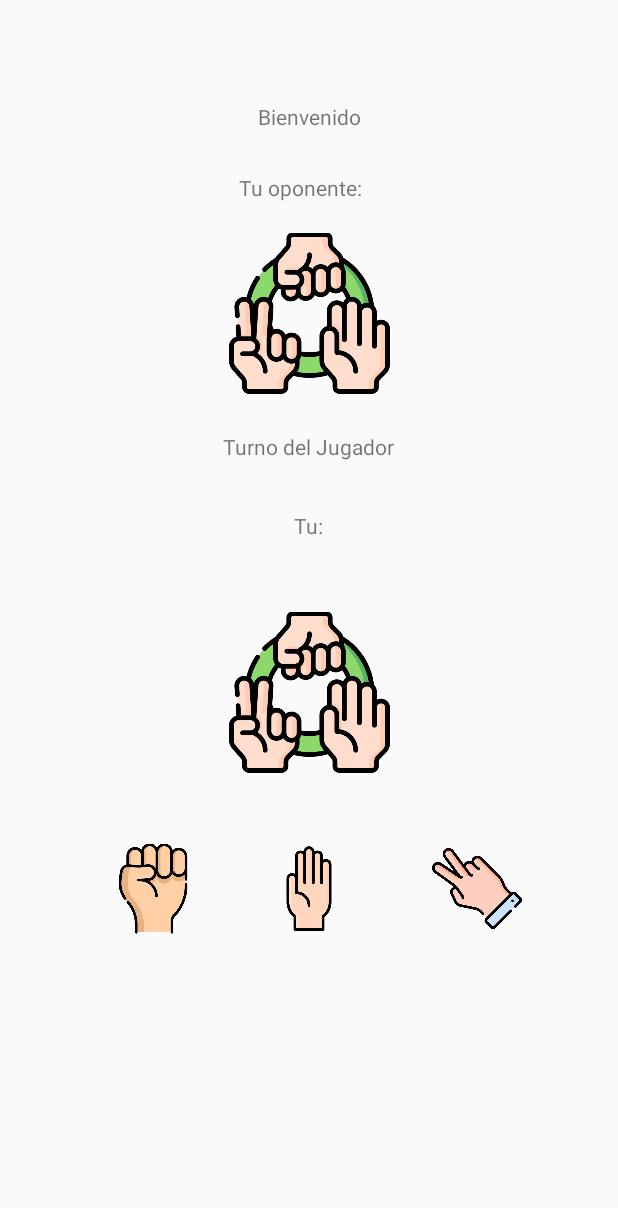
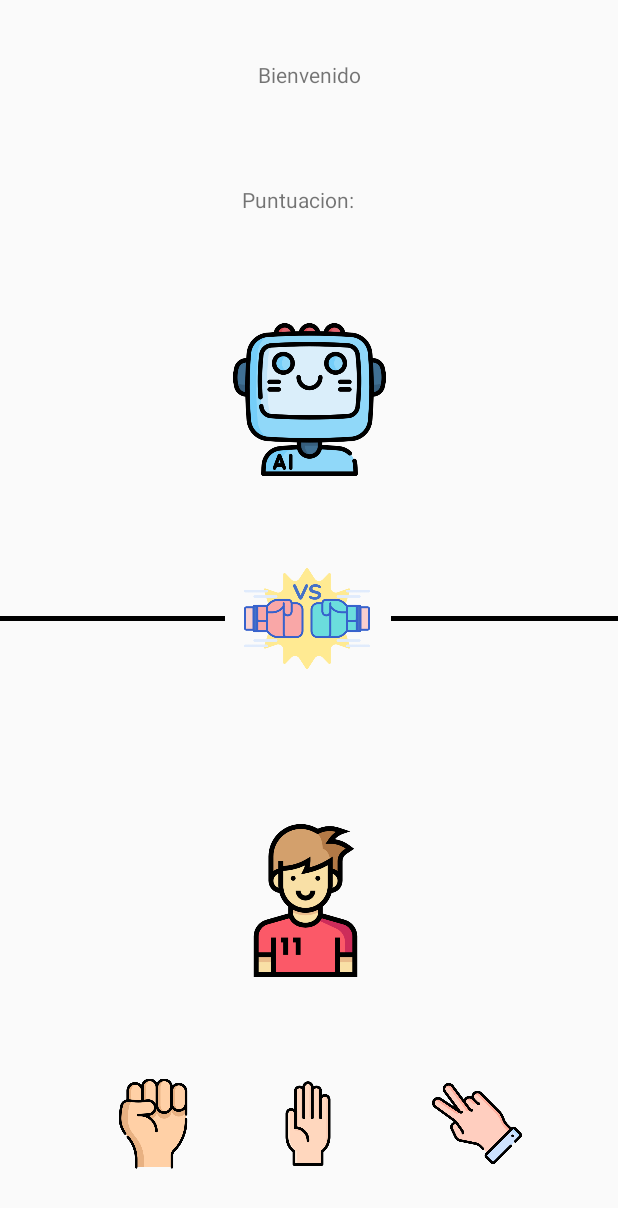
Before and after one commit to YuleiYanYY/PiedraPapelTijeras, an Android app: the ActivityJuego screen opened directly, with no data from a screen before it, on a phone screen of 412 x 824 dp. Shown: the top 1208 px of the screen. Run offline under Robolectric (Android 15) with nearby library versions, the phone set to English and light mode, and no system bars; 1 statement that could not run was skipped.

Commit message:
update interfaz del juego update cambio de imágenes add mostrar gesto usado al pulsar el botón correspondiente add calcular resultado de cada movimiento add mostrar toast con el resultado de cada movimiento

```diff
--- a/app/build.gradle
+++ b/app/build.gradle
@@ -9,7 +9,7 @@ android {
     defaultConfig {
         applicationId "com.example.piedrapapeltijeras"
         minSdk 21
-        targetSdk 32
+        targetSdk 31
         versionCode 1
         versionName "1.0"
 
@@ -29,7 +29,6 @@ android {
 }
 
 dependencies {
-
     implementation 'androidx.appcompat:appcompat:1.5.1'
     implementation 'com.google.android.material:material:1.7.0'
     implementation 'androidx.constraintlayout:constraintlayout:2.1.4'
--- a/app/src/main/res/layout/activity_juego.xml
+++ b/app/src/main/res/layout/activity_juego.xml
@@ -1,33 +1,33 @@
 <?xml version="1.0" encoding="utf-8"?>
-<androidx.constraintlayout.widget.ConstraintLayout xmlns:android="http://schemas.android.com/apk/res/android"
+ <androidx.constraintlayout.widget.ConstraintLayout xmlns:android="http://schemas.android.com/apk/res/android"
     xmlns:app="http://schemas.android.com/apk/res-auto"
     xmlns:tools="http://schemas.android.com/tools"
     android:layout_width="match_parent"
     android:layout_height="match_parent"
     tools:context=".ActivityJuego">
 
-    <ImageButton
-        android:id="@+id/ibIntentoJugador"
+    <View
+        android:id="@+id/view"
+        android:layout_width="151dp"
+        android:layout_height="3dp"
+        android:background="#000000"
+        app:layout_constraintBottom_toBottomOf="parent"
+        app:layout_constraintEnd_toEndOf="parent"
+        app:layout_constraintTop_toTopOf="parent"
+        app:layout_constraintVertical_bias="0.5" />
+
+    <ImageView
+        android:id="@+id/ivIntentoJugador"
         android:layout_width="107dp"
-        android:layout_height="112dp"
-        android:layout_marginTop="45dp"
-        android:background="@null"
-        android:scaleType="fitCenter"
+        android:layout_height="102dp"
+        android:layout_marginBottom="50dp"
+        app:layout_constraintBottom_toTopOf="@+id/ibPapel"
         app:layout_constraintEnd_toEndOf="parent"
+        app:layout_constraintHorizontal_bias="0.493"
         app:layout_constraintStart_toStartOf="parent"
-        app:layout_constraintTop_toBottomOf="@+id/tvTu"
-        app:srcCompat="@drawable/juego"
-        tools:ignore="SpeakableTextPresentCheck" />
-
-    <TextView
-        android:id="@+id/tvTu"
-        android:layout_width="wrap_content"
-        android:layout_height="wrap_content"
-        android:layout_marginTop="33dp"
-        android:text="@string/tvTu"
-        app:layout_constraintEnd_toEndOf="parent"
-        app:layout_constraintStart_toStartOf="parent"
-        app:layout_constraintTop_toBottomOf="@+id/tvTurno" />
+        app:layout_constraintTop_toBottomOf="@+id/imageView"
+        app:layout_constraintVertical_bias="0.883"
+        app:srcCompat="@drawable/jugador" />
 
     <ImageButton
         android:id="@+id/ibPiedra"
@@ -35,22 +35,27 @@
         android:layout_height="70dp"
         android:layout_marginStart="72dp"
         android:background="@null"
+        android:onClick="piedra"
         android:scaleType="fitCenter"
         app:layout_constraintStart_toStartOf="parent"
         app:layout_constraintTop_toTopOf="@+id/ibPapel"
-        app:srcCompat="@drawable/piedra" />
+        app:srcCompat="@drawable/piedra"
+        tools:ignore="SpeakableTextPresentCheck" />
 
     <ImageButton
         android:id="@+id/ibPapel"
         android:layout_width="60dp"
         android:layout_height="70dp"
-        android:layout_marginTop="40dp"
+        android:layout_marginBottom="40dp"
         android:background="@null"
+        android:onClick="papel"
         android:scaleType="fitCenter"
+        app:layout_constraintBottom_toBottomOf="parent"
         app:layout_constraintEnd_toEndOf="parent"
+        app:layout_constraintHorizontal_bias="0.498"
         app:layout_constraintStart_toStartOf="parent"
-        app:layout_constraintTop_toBottomOf="@+id/ibIntentoJugador"
-        app:srcCompat="@drawable/papel" />
+        app:srcCompat="@drawable/papel"
+        tools:ignore="SpeakableTextPresentCheck" />
 
     <ImageButton
         android:id="@+id/ibTijeras"
@@ -58,53 +63,64 @@
         android:layout_height="70dp"
         android:layout_marginEnd="64dp"
         android:background="@null"
+        android:onClick="tijeras"
         android:scaleType="fitCenter"
         app:layout_constraintEnd_toEndOf="parent"
         app:layout_constraintTop_toTopOf="@+id/ibPapel"
-        app:srcCompat="@drawable/tijeras" />
-
-    <TextView
-        android:id="@+id/tvOponente"
-        android:layout_width="93dp"
-        android:layout_height="21dp"
-        android:layout_marginTop="28dp"
-        android:text="@string/tvOponente"
-        app:layout_constraintEnd_toEndOf="parent"
-        app:layout_constraintStart_toStartOf="parent"
-        app:layout_constraintTop_toBottomOf="@+id/tvBienvenida" />
-
-    <TextView
-        android:id="@+id/tvTurno"
-        android:layout_width="wrap_content"
-        android:layout_height="wrap_content"
-        android:layout_marginTop="288dp"
-        android:text="@string/tvTurno"
-        app:layout_constraintEnd_toEndOf="parent"
-        app:layout_constraintStart_toStartOf="parent"
-        app:layout_constraintTop_toTopOf="parent" />
+        app:srcCompat="@drawable/tijeras"
+        tools:ignore="SpeakableTextPresentCheck" />
 
     <TextView
         android:id="@+id/tvBienvenida"
         android:layout_width="wrap_content"
         android:layout_height="wrap_content"
-        android:layout_marginTop="68dp"
+        android:layout_marginTop="40dp"
         android:text="@string/tvBienvenida"
         app:layout_constraintEnd_toEndOf="parent"
         app:layout_constraintHorizontal_bias="0.5"
         app:layout_constraintStart_toStartOf="parent"
         app:layout_constraintTop_toTopOf="parent" />
 
-    <ImageButton
-        android:id="@+id/ibIntentoOponente"
+    <View
+        android:layout_width="150dp"
+        android:layout_height="3dp"
+        android:background="#000000"
+        app:layout_constraintBottom_toBottomOf="parent"
+        app:layout_constraintStart_toStartOf="parent"
+        app:layout_constraintTop_toTopOf="parent" />
+
+    <ImageView
+        android:id="@+id/ivIntentoOponente"
         android:layout_width="107dp"
-        android:layout_height="112dp"
-        android:layout_marginTop="16dp"
-        android:background="@null"
-        android:scaleType="fitCenter"
+        android:layout_height="102dp"
+        android:layout_marginBottom="52dp"
+        app:layout_constraintBottom_toTopOf="@+id/imageView"
         app:layout_constraintEnd_toEndOf="parent"
+        app:layout_constraintHorizontal_bias="0.5"
         app:layout_constraintStart_toStartOf="parent"
-        app:layout_constraintTop_toBottomOf="@+id/tvOponente"
-        app:srcCompat="@drawable/juego"
-        tools:ignore="SpeakableTextPresentCheck" />
+        app:srcCompat="@drawable/oponente" />
+
+    <ImageView
+        android:id="@+id/imageView"
+        android:layout_width="109dp"
+        android:layout_height="86dp"
+        app:layout_constraintBottom_toBottomOf="parent"
+        app:layout_constraintEnd_toEndOf="parent"
+        app:layout_constraintHorizontal_bias="0.496"
+        app:layout_constraintStart_toStartOf="parent"
+        app:layout_constraintTop_toTopOf="parent"
+        app:srcCompat="@drawable/vs" />
+
+   <TextView
+       android:id="@+id/tvPuntuacion"
+       android:layout_width="wrap_content"
+       android:layout_height="wrap_content"
+       android:text="@string/tvPuntuacion"
+       app:layout_constraintBottom_toTopOf="@+id/ivIntentoOponente"
+       app:layout_constraintEnd_toEndOf="parent"
+       app:layout_constraintHorizontal_bias="0.483"
+       app:layout_constraintStart_toStartOf="parent"
+       app:layout_constraintTop_toBottomOf="@+id/tvBienvenida"
+       app:layout_constraintVertical_bias="0.466" />
 
 </androidx.constraintlayout.widget.ConstraintLayout>
--- a/app/src/main/res/values/strings.xml
+++ b/app/src/main/res/values/strings.xml
@@ -8,4 +8,5 @@
     <string name="tvOponente">"Tu oponente: "</string>
     <string name="tvTurno">"Turno del Jugador"</string>
     <string name="tvTu">Tu:</string>
+    <string name="tvPuntuacion">"Puntuacion: "</string>
 </resources>
```
Also changed, not shown: app/src/main/java/com/example/piedrapapeltijeras/ActivityJuego.java (+88 -9 lines), app/src/main/res/drawable/jugador.png (added), app/src/main/res/drawable/oponente.png (added), app/src/main/res/drawable/vs.png (added).
